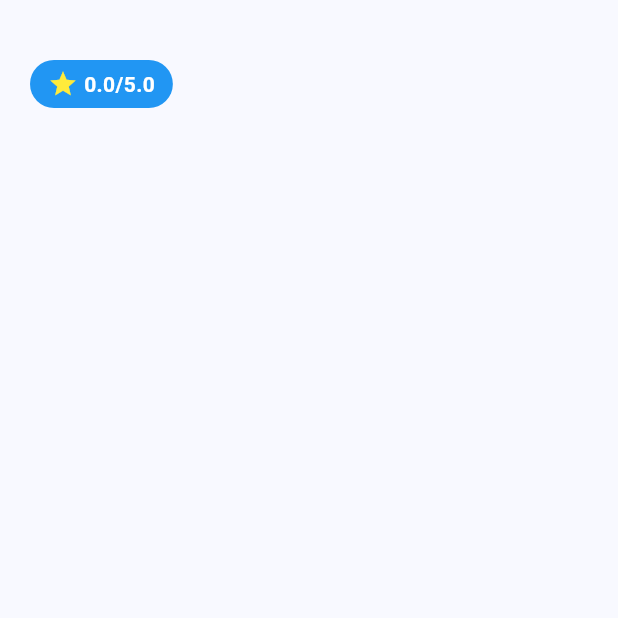
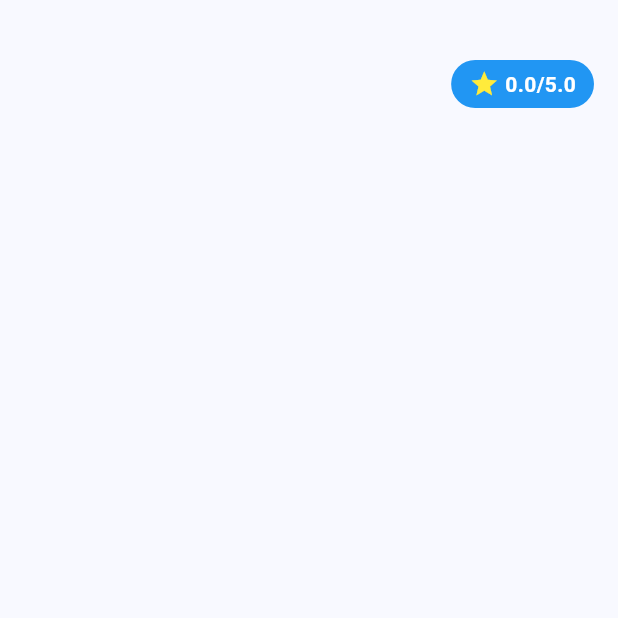
Before and after one commit to Sanjay-Varma-Hi/Bilingual_currency_application, a Flutter app: the HomeScreen screen opened directly, on a phone screen of 412 x 824 dp, the top half of it. Run offline on Flutter 3.47's test engine with Material 3 defaults, Android fonts, the phone set to English and light mode, and no system bars; our stand-ins replace firebase_analytics, firebase_core; accounts and stored records are empty.

```diff
--- a/lib/globals/score.dart
+++ b/lib/globals/score.dart
@@ -3,6 +3,20 @@ import 'package:flutter/material.dart';
 class GlobalScore {
   static final ValueNotifier<double> currentScore = ValueNotifier<double>(0.0);
   static const double maxScore = 5.0;
+
+  // Per-quiz scores
+  static final ValueNotifier<Map<String, int>> quizScores = ValueNotifier<Map<String, int>>({
+    'Name the Coin': 0,
+    'Value of the Coin': 0,
+    'Coin Value Conversion': 0,
+    'Name the Bill': 0,
+    'Value of the Bill': 0,
+    'Bill Value Conversion': 0,
+    'Level 1': 0,
+    'Level 2': 0,
+    'Level 3': 0,
+    'Level 4': 0,
+  });
 
   static void addPoints(double points) {
     currentScore.value = (currentScore.value + points).clamp(0.0, maxScore);
@@ -15,4 +29,16 @@ class GlobalScore {
   static String getFormattedScore() {
     return currentScore.value.toStringAsFixed(1);
   }
+
+  // Update a specific quiz score
+  static void updateQuizScore(String quizName, int score) {
+    final updated = Map<String, int>.from(quizScores.value);
+    updated[quizName] = score;
+    quizScores.value = updated;
+  }
+
+  // Reset all quiz scores
+  static void resetAllQuizScores() {
+    quizScores.value = quizScores.value.map((k, v) => MapEntry(k, 0));
+  }
 }
--- a/lib/screens/bill_conversion_game_screen.dart
+++ b/lib/screens/bill_conversion_game_screen.dart
@@ -296,6 +296,7 @@ class _BillConversionGameScreenState extends State<BillConversionGameScreen> {
               GlobalScore.addPoints(0.5);
               scoreAwarded = true;
               hasAwardedGlobalScore = true;
+              GlobalScore.updateQuizScore('Bill Value Conversion', 1);
             }
           });
         },
--- a/lib/screens/conversion_game_screen.dart
+++ b/lib/screens/conversion_game_screen.dart
@@ -287,6 +287,7 @@ class _ConversionGameScreenState extends State<ConversionGameScreen> {
               GlobalScore.addPoints(0.5);
               scoreAwarded = true;
               hasAwardedGlobalScore = true;
+              GlobalScore.updateQuizScore('Coin Value Conversion', 1);
             }
           });
         },
--- a/lib/screens/home_screen.dart
+++ b/lib/screens/home_screen.dart
@@ -1,23 +1,96 @@
 import 'package:flutter/material.dart';
-import '../widgets/score_widget.dart';
+import '../widgets/score_with_popup_widget.dart';
+import '../globals/score.dart';
 
-class HomeScreen extends StatelessWidget {
+class HomeScreen extends StatefulWidget {
   const HomeScreen({super.key});
 
   @override
+  State<HomeScreen> createState() => _HomeScreenState();
+}
+
+class _HomeScreenState extends State<HomeScreen> {
+  bool _showScorePopup = false;
+  final GlobalKey _scoreKey = GlobalKey();
+
+  void _toggleScorePopup() {
+    setState(() {
+      _showScorePopup = !_showScorePopup;
+    });
+  }
+
+  void _hideScorePopup() {
+    if (_showScorePopup) {
+      setState(() {
+        _showScorePopup = false;
+      });
+    }
+  }
+
+  @override
   Widget build(BuildContext context) {
-    return Scaffold(
+    return GestureDetector(
+      behavior: HitTestBehavior.translucent,
+      onTap: _hideScorePopup,
+      child: Scaffold(
         body: Stack(
           children: [
             // ... existing code ...
             Positioned(
               top: 40,
-            left: 20,
-            child: const ScoreWidget(),
+              right: 16,
+              child: Column(
+                crossAxisAlignment: CrossAxisAlignment.end,
+                children: [
+                  GestureDetector(
+                    key: _scoreKey,
+                    onTap: () {
+                      _toggleScorePopup();
+                    },
+                    child: const ScoreWithPopupWidget(),
+                  ),
+                  if (_showScorePopup)
+                    Padding(
+                      padding: const EdgeInsets.only(top: 8.0),
+                      child: Material(
+                        elevation: 4,
+                        borderRadius: BorderRadius.circular(12),
+                        child: Container(
+                          padding: const EdgeInsets.symmetric(horizontal: 16, vertical: 10),
+                          decoration: BoxDecoration(
+                            color: Colors.white,
+                            borderRadius: BorderRadius.circular(12),
+                            boxShadow: [
+                              BoxShadow(
+                                color: Colors.black.withOpacity(0.1),
+                                blurRadius: 8,
+                                offset: const Offset(0, 2),
+                              ),
+                            ],
+                          ),
+                          child: ValueListenableBuilder<double>(
+                            valueListenable: GlobalScore.currentScore,
+                            builder: (context, value, child) {
+                              return Text(
+                                'Your Score: \\${value.toStringAsFixed(1)} / \\${GlobalScore.maxScore.toStringAsFixed(1)}',
+                                style: const TextStyle(
+                                  fontSize: 16,
+                                  fontWeight: FontWeight.bold,
+                                  color: Colors.blue,
+                                ),
+                              );
+                            },
+                          ),
+                        ),
+                      ),
+                    ),
+                ],
+              ),
             ),
             // ... existing code ...
           ],
         ),
+      ),
     );
   }
 }
--- a/lib/screens/learn_bills_screen.dart
+++ b/lib/screens/learn_bills_screen.dart
@@ -1,5 +1,5 @@
 import 'package:flutter/material.dart';
-import '../widgets/score_widget.dart';
+import '../widgets/score_with_popup_widget.dart';
 
 class LearnBillsScreen extends StatefulWidget {
   const LearnBillsScreen({super.key});
@@ -107,7 +107,7 @@ class _LearnBillsScreenState extends State<LearnBillsScreen> {
                   },
                 ),
                 const SizedBox(height: 8),
-                const ScoreWidget(),
+                const ScoreWithPopupWidget(),
               ],
             ),
           ),
--- a/lib/screens/learn_coins_screen.dart
+++ b/lib/screens/learn_coins_screen.dart
@@ -1,5 +1,5 @@
 import 'package:flutter/material.dart';
-import '../widgets/score_widget.dart';
+import '../widgets/score_with_popup_widget.dart';
 
 class LearnCoinsScreen extends StatefulWidget {
   const LearnCoinsScreen({super.key});
@@ -105,7 +105,7 @@ class _LearnCoinsScreenState extends State<LearnCoinsScreen> {
                   },
                 ),
                 const SizedBox(height: 8),
-                const ScoreWidget(),
+                const ScoreWithPopupWidget(),
               ],
             ),
           ),
--- a/lib/screens/name_bill_game_screen.dart
+++ b/lib/screens/name_bill_game_screen.dart
@@ -270,6 +270,7 @@ class _NameBillGameScreenState extends State<NameBillGameScreen> {
               GlobalScore.addPoints(0.5);
               scoreAwarded = true;
               hasAwardedGlobalScore = true;
+              GlobalScore.updateQuizScore('Name the Bill', 1);
             }
           });
         },
--- a/lib/screens/name_coin_game_screen.dart
+++ b/lib/screens/name_coin_game_screen.dart
@@ -1,6 +1,6 @@
 import 'package:flutter/material.dart';
 import '../globals/score.dart';
-import '../widgets/score_widget.dart';
+import '../widgets/score_with_popup_widget.dart';
 
 class NameCoinGameScreen extends StatefulWidget {
   const NameCoinGameScreen({super.key});
@@ -96,6 +96,7 @@ class _NameCoinGameScreenState extends State<NameCoinGameScreen> {
         GlobalScore.addPoints(0.5);
         scoreAwarded = true;
         hasAwardedGlobalScore = true;
+        GlobalScore.updateQuizScore('Name the Coin', 1);
       }
     });
   }
@@ -251,7 +252,7 @@ class _NameCoinGameScreenState extends State<NameCoinGameScreen> {
                   },
                 ),
                 const SizedBox(height: 8),
-                const ScoreWidget(),
+                const ScoreWithPopupWidget(),
                 const SizedBox(height: 8),
                 IconButton(
                   icon: const Icon(
--- a/lib/screens/play_bills_screen.dart
+++ b/lib/screens/play_bills_screen.dart
@@ -1,5 +1,5 @@
 import 'package:flutter/material.dart';
-import '../widgets/score_widget.dart';
+import '../widgets/score_with_popup_widget.dart';
 import 'name_bill_game_screen.dart';
 import 'value_bill_game_screen.dart';
 import 'bill_conversion_game_screen.dart';
@@ -107,7 +107,7 @@ class _PlayBillsScreenState extends State<PlayBillsScreen> {
                   },
                 ),
                 const SizedBox(height: 8),
-                const ScoreWidget(),
+                const ScoreWithPopupWidget(),
               ],
             ),
           ),
--- a/lib/screens/play_coins_screen.dart
+++ b/lib/screens/play_coins_screen.dart
@@ -1,5 +1,5 @@
 import 'package:flutter/material.dart';
-import '../widgets/score_widget.dart';
+import '../widgets/score_with_popup_widget.dart';
 import 'name_coin_game_screen.dart';
 import 'value_coin_game_screen.dart';
 import 'conversion_game_screen.dart';
@@ -107,7 +107,7 @@ class _PlayCoinsScreenState extends State<PlayCoinsScreen> {
                   },
                 ),
                 const SizedBox(height: 8),
-                const ScoreWidget(),
+                const ScoreWithPopupWidget(),
               ],
             ),
           ),
--- a/lib/screens/quiz_level_four_screen.dart
+++ b/lib/screens/quiz_level_four_screen.dart
@@ -93,6 +93,7 @@ class _QuizLevelFourScreenState extends State<QuizLevelFourScreen> {
           GlobalScore.addPoints(0.5);
           scoreAwarded = true;
           hasAwardedGlobalScore = true;
+          GlobalScore.updateQuizScore('Level 4', score);
         }
       }
     });
--- a/lib/screens/quiz_level_three_screen.dart
+++ b/lib/screens/quiz_level_three_screen.dart
@@ -128,6 +128,7 @@ class _QuizLevelThreeScreenState extends State<QuizLevelThreeScreen> {
         GlobalScore.addPoints(0.5);
         scoreAwarded = true;
         hasAwardedGlobalScore = true;
+        GlobalScore.updateQuizScore('Level 3', score);
       }
       showCompletion = true;
     });
--- a/lib/screens/quiz_level_two_screen.dart
+++ b/lib/screens/quiz_level_two_screen.dart
@@ -1,5 +1,5 @@
 import 'package:flutter/material.dart';
-import '../widgets/score_widget.dart';
+import '../widgets/score_with_popup_widget.dart';
 import '../globals/score.dart';
 import 'quiz_level_three_screen.dart';
 
@@ -95,6 +95,8 @@ class _QuizLevelTwoScreenState extends State<QuizLevelTwoScreen> {
         scoreAwarded = true;
         hasAwardedGlobalScore = true;
       }
+      // Update Level 2 score in the popup
+      GlobalScore.updateQuizScore('Level 2', score);
     });
   }
 
@@ -161,7 +163,6 @@ class _QuizLevelTwoScreenState extends State<QuizLevelTwoScreen> {
                               },
                             ),
                             const SizedBox(height: 8),
-                            const ScoreWidget(),
                           ],
                         ),
                       ],
--- a/lib/screens/quiz_screen.dart
+++ b/lib/screens/quiz_screen.dart
@@ -3,7 +3,7 @@ import 'quiz_level_one_screen.dart';
 import 'quiz_level_two_screen.dart';
 import 'quiz_level_three_screen.dart';
 import 'quiz_level_four_screen.dart';
-import '../widgets/score_widget.dart';
+import '../widgets/score_with_popup_widget.dart';
 
 class QuizScreen extends StatefulWidget {
   const QuizScreen({super.key});
@@ -74,7 +74,7 @@ class _QuizScreenState extends State<QuizScreen> {
                           },
                         ),
                         const SizedBox(height: 8),
-                        const ScoreWidget(),
+                        const ScoreWithPopupWidget(),
                       ],
                     ),
                   ],
--- a/lib/screens/value_bill_game_screen.dart
+++ b/lib/screens/value_bill_game_screen.dart
@@ -270,6 +270,7 @@ class _ValueBillGameScreenState extends State<ValueBillGameScreen> {
               GlobalScore.addPoints(0.5);
               scoreAwarded = true;
               hasAwardedGlobalScore = true;
+              GlobalScore.updateQuizScore('Value of the Bill', 1);
             }
           });
         },
--- a/lib/screens/value_coin_game_screen.dart
+++ b/lib/screens/value_coin_game_screen.dart
@@ -268,6 +268,7 @@ class _ValueCoinGameScreenState extends State<ValueCoinGameScreen> {
               GlobalScore.addPoints(0.5);
               scoreAwarded = true;
               hasAwardedGlobalScore = true;
+              GlobalScore.updateQuizScore('Value of the Coin', 1);
             }
           });
         },
```
Also changed, not shown: lib/main.dart (+31 -3 lines), lib/screens/quiz_level_one_screen.dart (+10 -10 lines), lib/widgets/score_with_popup_widget.dart (added, +113 -0 lines). Lines whose indentation alone changed are shown as unchanged.
